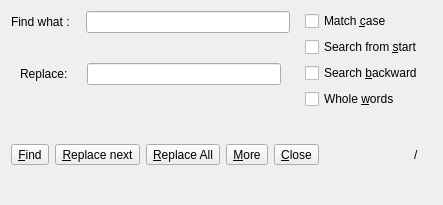
Old version of the form App/findreplacepanel.ui in the repository djeada/Lightpad.
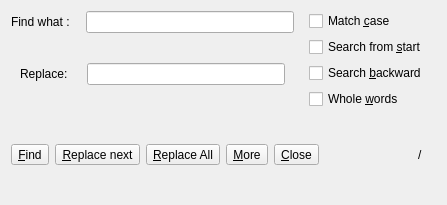
New version of the form.

Patch:
```diff
--- a/App/findreplacepanel.ui
+++ b/App/findreplacepanel.ui
@@ -6,7 +6,7 @@
    <rect>
     <x>0</x>
     <y>0</y>
-    <width>443</width>
+    <width>447</width>
     <height>205</height>
    </rect>
   </property>
```
Left out of the diff: 2 changed lines with no effect on the pictures.
